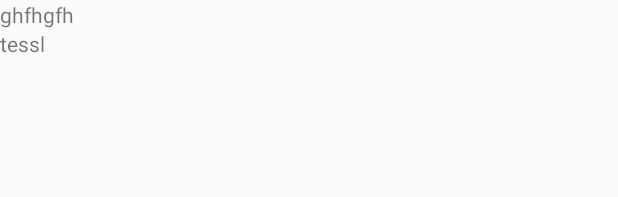
After one commit to Pixelle13/Android_Meteo, an Android app: the layout activity_listview_item.xml on its own in the app's theme, with its tools: preview values and no code run, on a phone screen of 412 x 824 dp. The commit adds this screen. Shown: the top 197 px of the screen. Run offline under Robolectric (Android 15) with nearby library versions, the phone set to English and light mode, and no system bars; network calls fail.

Commit message:
implémentation ListView avec Adapter terminé (reste à régler l'affichage avec les tailles d'élement)

```diff
--- a/app/src/main/AndroidManifest.xml
+++ b/app/src/main/AndroidManifest.xml
@@ -25,6 +25,7 @@
             android:parentActivityName=".MainActivity">
         </activity>
     </application>
-    <uses-permission android:name="android.permission.INTERNET"></uses-permission>
+    <uses-permission android:name="android.permission.INTERNET"/>
+    <uses-permission android:name="android.permission.ACCESS_NETWORK_STATE"/>
 
 </manifest>
--- a/app/src/main/java/com/example/mymeteoapp/MeteoAdapter.java
+++ b/app/src/main/java/com/example/mymeteoapp/MeteoAdapter.java
@@ -1,7 +1,6 @@
 package com.example.mymeteoapp;
 
 import android.content.Context;
-import android.support.annotation.NonNull;
 import android.view.LayoutInflater;
 import android.view.View;
 import android.view.ViewGroup;
@@ -11,8 +10,6 @@ import android.widget.TextView;
 
 import com.example.maximeesprit.myapplication.FcstDay;
 import com.squareup.picasso.Picasso;
-
-import org.w3c.dom.Text;
 
 import java.util.ArrayList;
 import java.util.Collection;
@@ -50,7 +47,7 @@ public class MeteoAdapter extends ArrayAdapter<FcstDay> {
         LayoutInflater inflater = (LayoutInflater) m_context.getSystemService(Context.LAYOUT_INFLATER_SERVICE);
 
         //Inflate le layout XML listview_item
-        View rowView = inflater.inflate(R.layout.activity_listview, parent, false);
+        View rowView = inflater.inflate(R.layout.activity_listview_item, parent, false);
 
         //Référence les vues
         TextView textViewDay = (TextView) rowView.findViewById(R.id.textviewDay);
--- /dev/null
+++ b/app/src/main/res/layout/activity_listview_item.xml
@@ -0,0 +1,32 @@
+<?xml version="1.0" encoding="utf-8"?>
+<LinearLayout xmlns:android="http://schemas.android.com/apk/res/android"
+    xmlns:tools="http://schemas.android.com/tools"
+    android:layout_width="match_parent"
+    android:layout_height="100dp"
+    android:orientation="horizontal">
+
+    <ImageView
+        android:id="@+id/imgviewMeteo"
+        android:layout_width="wrap_content"
+        android:layout_height="wrap_content" />
+
+    <LinearLayout
+        android:layout_width="match_parent"
+        android:layout_height="match_parent"
+        android:orientation="vertical">
+
+        <TextView
+            android:id="@+id/textviewDay"
+            android:layout_width="wrap_content"
+            android:layout_height="wrap_content"
+            tools:text="ghfhgfh" />
+
+        <TextView
+            android:id="@+id/textviewDesc"
+            android:layout_width="wrap_content"
+            android:layout_height="wrap_content"
+            tools:text="tessl" />
+
+    </LinearLayout>
+
+</LinearLayout>
```
Also changed, not shown: app/src/main/java/com/example/mymeteoapp/ListViewActivity.java (+9 -6 lines), app/src/main/res/layout/activity_listview.xml (+7 -18 lines).
